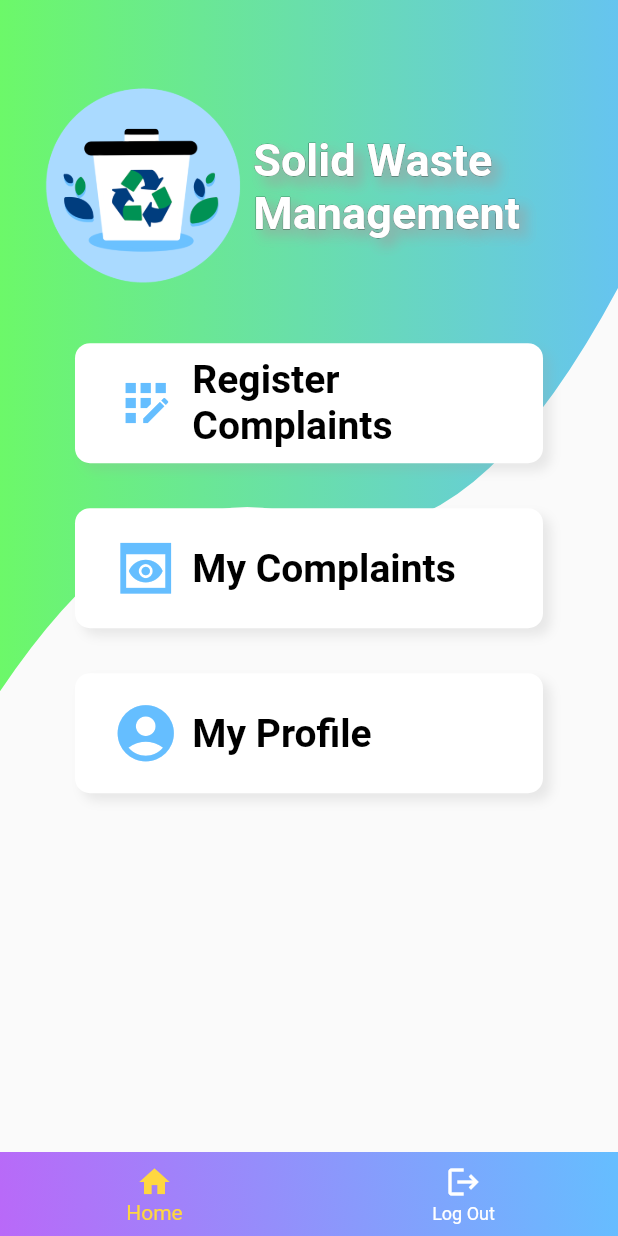
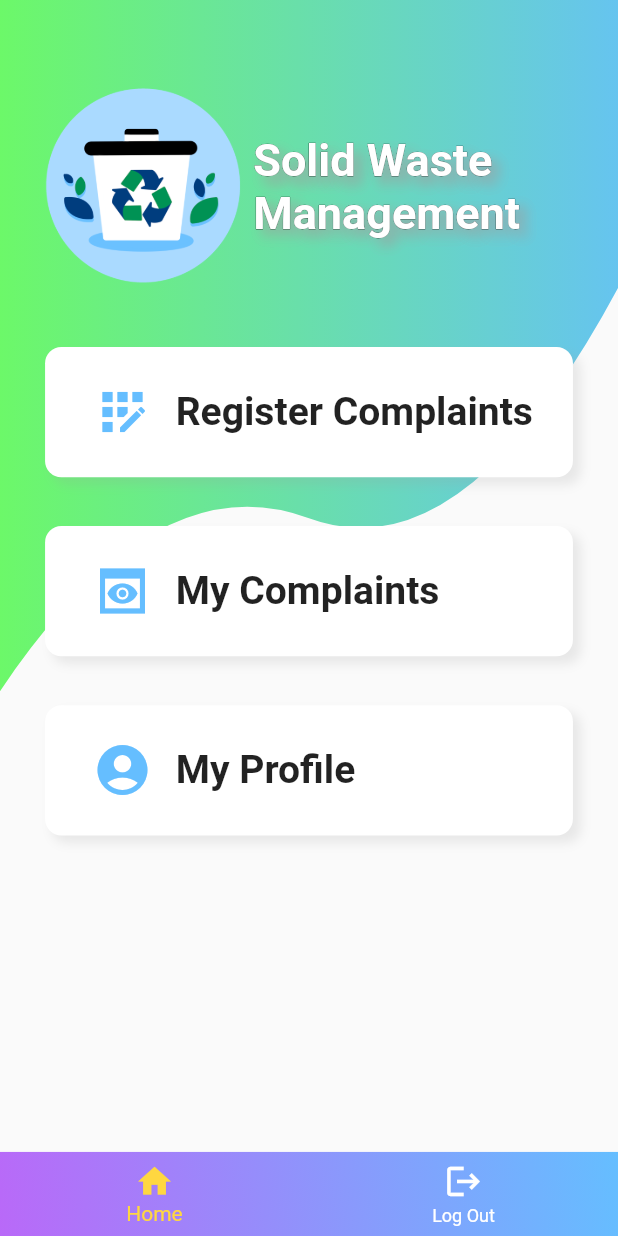
Before and after one commit to KahChoo99/Waste-Management-Application---Flutter, a Flutter app: the UserMainPage screen opened directly, on a phone screen of 412 x 824 dp. Run offline on Flutter 3.47's test engine with Material 2 defaults, Android fonts, the phone set to English and light mode, and no system bars; drawn by our look-alikes of bordered_text; our stand-ins replace hive; accounts and stored records are empty; generated files the repository leaves out were written again.

Commit message:
Set responsive layout for user_main_page.dart

```diff
--- a/lib/screens/main/user/user_main_page.dart
+++ b/lib/screens/main/user/user_main_page.dart
@@ -16,29 +16,49 @@ import 'package:waste_management/widgets/icon_and_title.dart';
 class UserMainPage extends StatelessWidget {
   Data d = Data.getInstance();
 
+  List<IconData> iconList = [
+    Icons.app_registration,
+    Icons.preview_sharp,
+    Icons.account_circle_sharp
+  ];
+  List<String> buttonString = [sRegisterComplaints, sMyComplaints, sMyProfile];
+  var classList = [
+    UserRegisterComplaints(),
+    UserMyComplaints(),
+    UserMyProfile()
+  ];
+
   @override
   Widget build(BuildContext context) {
     double screenWidth = MediaQuery.of(context).size.width;
+    double screenHeight = MediaQuery.of(context).size.height;
+
+    double widthRatio = screenWidth / dDemoWidth;
+    double heightRatio = screenHeight / dDemoHeight;
 
     Column buttonList = Column(
       children: [
-        SizedBox(
-          height: 30,
+        for (var i = 0; i < iconList.length; i++)
+          Container(
+            margin: EdgeInsets.fromLTRB(
+              30 * widthRatio,
+              30 * heightRatio,
+              30 * widthRatio,
+              0,
             ),
-        Container(
-          margin: EdgeInsets.fromLTRB(50, 0, 50, 0),
             decoration: mainButtonBoxDecoration,
             child: FlatButton(
               shape: RoundedRectangleBorder(
-              borderRadius: BorderRadius.circular(10.0),
+                borderRadius: BorderRadius.circular(10.0 * heightRatio),
               ),
-            minWidth: 220,
-            height: 80,
+              minWidth: 220 * widthRatio,
+              height: 80 * heightRatio,
               onPressed: () {
                 Navigator.push(
                   context,
                   MaterialPageRoute(
-                    builder: (context) => UserRegisterComplaints()),
+                    builder: (context) => classList[i],
+                  ),
                 );
               },
               color: Colors.white,
@@ -48,96 +68,20 @@ class UserMainPage extends StatelessWidget {
                   Expanded(
                     flex: 2,
                     child: Icon(
-                    Icons.app_registration,
+                      iconList[i],
                       color: wordAndIconBlue,
                       size: 40,
                     ),
                   ),
                   Expanded(
                     flex: 7,
-                  child: Text(sRegisterComplaints,
+                    child: Text(
+                      buttonString[i],
                       style: TextStyle(
-                          color: Colors.black,
                         fontWeight: FontWeight.bold,
-                          fontSize: 26 * screenWidth / dDemoWidth)),
-                ),
-              ],
+                        fontSize: 26 * widthRatio,
                       ),
                     ),
-        ),
-        Container(
-          margin: EdgeInsets.fromLTRB(50, 30, 50, 0),
-          decoration: mainButtonBoxDecoration,
-          child: FlatButton(
-            shape: RoundedRectangleBorder(
-              borderRadius: BorderRadius.circular(10.0),
-            ),
-            minWidth: 220,
-            height: 80,
-            onPressed: () {
-              Navigator.push(
-                context,
-                MaterialPageRoute(builder: (context) => UserMyComplaints()),
-              );
-            },
-            color: Colors.white,
-            child: Row(
-              mainAxisAlignment: MainAxisAlignment.center,
-              children: [
-                Expanded(
-                  flex: 2,
-                  child: Icon(
-                    Icons.preview_sharp,
-                    color: wordAndIconBlue,
-                    size: 45,
-                  ),
-                ),
-                Expanded(
-                  flex: 7,
-                  child: Text(sMyComplaints,
-                      style: TextStyle(
-                          color: Colors.black,
-                          fontWeight: FontWeight.bold,
-                          fontSize: 26)),
-                ),
-              ],
-            ),
-          ),
-        ),
-        Container(
-          margin: EdgeInsets.fromLTRB(50, 30, 50, 10),
-          decoration: mainButtonBoxDecoration,
-          child: FlatButton(
-            shape: RoundedRectangleBorder(
-              borderRadius: BorderRadius.circular(10.0),
-            ),
-            minWidth: 220,
-            height: 80,
-            onPressed: () {
-              Navigator.push(
-                context,
-                MaterialPageRoute(builder: (context) => UserMyProfile()),
-              );
-            },
-            color: Colors.white,
-            child: Row(
-              mainAxisAlignment: MainAxisAlignment.center,
-              children: [
-                Expanded(
-                  flex: 2,
-                  child: Icon(
-                    Icons.account_circle_sharp,
-                    color: wordAndIconBlue,
-                    size: 45,
-                  ),
-                ),
-                Expanded(
-                  flex: 7,
-                  child: Text(sMyProfile,
-                      style: TextStyle(
-                          color: Colors.black,
-                          fontWeight: FontWeight.bold,
-                          fontSize: 26)),
                   ),
                 ],
               ),
@@ -180,7 +124,7 @@ class UserMainPage extends StatelessWidget {
         ),
         child: BottomNavigationBar(
           onTap: (int index) {
-            if(index == 1){
+            if (index == 1) {
               d.logout();
               Navigator.pushAndRemoveUntil(
                 context,
@@ -199,15 +143,27 @@ class UserMainPage extends StatelessWidget {
           currentIndex: 0,
           items: [
             BottomNavigationBarItem(
-              icon: Icon(Icons.home),
+              icon: Icon(
+                Icons.home,
+                size: 24 * heightRatio,
+              ),
               title: Text(
                 sHome,
+                style: TextStyle(
+                  fontSize: 14 * widthRatio,
+                ),
               ),
             ),
             BottomNavigationBarItem(
-              icon: Icon(Icons.logout),
+              icon: Icon(
+                Icons.logout,
+                size: 24 * heightRatio,
+              ),
               title: Text(
                 sLogOut,
+                style: TextStyle(
+                  fontSize: 14 * widthRatio,
+                ),
               ),
             ),
           ],
```
Lines whose indentation alone changed are shown as unchanged.
